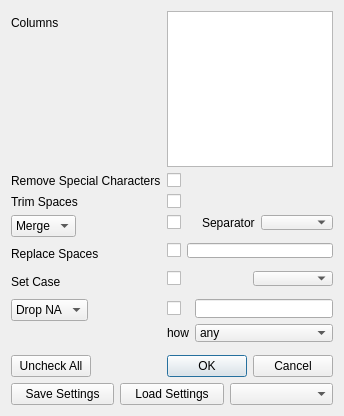
Qt form zeex/core/ui/actions/normalize.ui (zbarge/zeex) before a commit.
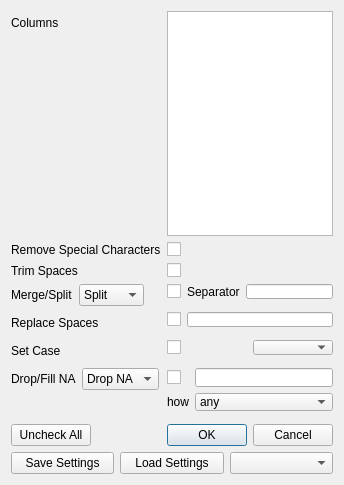
The same form after that commit. Custom widgets are drawn as their Qt base class.

Patch:
```diff
--- a/zeex/core/ui/actions/normalize.ui
+++ b/zeex/core/ui/actions/normalize.ui
@@ -7,7 +7,7 @@
     <x>0</x>
     <y>0</y>
     <width>326</width>
-    <height>416</height>
+    <height>485</height>
    </rect>
   </property>
   <property name="windowTitle">
@@ -48,25 +48,8 @@
        <item row="2" column="1">
         <widget class="QCheckBox" name="checkBoxTrimSpaces"/>
        </item>
-       <item row="3" column="0">
-        <widget class="QComboBox" name="comboBoxMergeOrSplit">
-         <item>
-          <property name="text">
-           <string>Merge</string>
-          </property>
-         </item>
-         <item>
-          <property name="text">
-           <string>Split</string>
-          </property>
-         </item>
-        </widget>
-       </item>
        <item row="3" column="1">
         <layout class="QGridLayout" name="gridLayout">
-         <item row="0" column="2">
-          <widget class="QComboBox" name="comboBoxMergeOrSplitSep"/>
-         </item>
          <item row="0" column="1">
           <widget class="QLabel" name="label">
            <property name="text">
@@ -77,6 +60,9 @@
          <item row="0" column="0">
           <widget class="QCheckBox" name="checkBoxMergeOrSplit"/>
          </item>
+         <item row="0" column="2">
+          <widget class="QLineEdit" name="lineEditMergeOrSplitSep"/>
+         </item>
         </layout>
        </item>
        <item row="4" column="0">
@@ -113,20 +99,6 @@
          </item>
         </layout>
        </item>
-       <item row="6" column="0">
-        <widget class="QComboBox" name="comboBoxDropFillNA">
-         <item>
-          <property name="text">
-           <string>Drop NA</string>
-          </property>
-         </item>
-         <item>
-          <property name="text">
-           <string>Fill NA</string>
-          </property>
-         </item>
-        </widget>
-       </item>
        <item row="6" column="1">
         <layout class="QGridLayout" name="gridLayout_4">
          <item row="0" column="1">
@@ -175,6 +147,62 @@
          </property>
         </widget>
        </item>
+       <item row="3" column="0">
+        <layout class="QGridLayout" name="gridLayout_6">
+         <property name="verticalSpacing">
+          <number>6</number>
+         </property>
+         <item row="0" column="0">
+          <widget class="QLabel" name="labelMergeOrSplit">
+           <property name="text">
+            <string>Merge/Split</string>
+           </property>
+          </widget>
+         </item>
+         <item row="0" column="1">
+          <widget class="QComboBox" name="comboBoxMergeOrSplit">
+           <item>
+            <property name="text">
+             <string>Split</string>
+            </property>
+           </item>
+           <item>
+            <property name="text">
+             <string>Merge</string>
+            </property>
+           </item>
+          </widget>
+         </item>
+        </layout>
+       </item>
+       <item row="6" column="0">
+        <layout class="QGridLayout" name="gridLayout_7">
+         <property name="verticalSpacing">
+          <number>6</number>
+         </property>
+         <item row="0" column="0">
+          <widget class="QLabel" name="labelDropFillNA">
+           <property name="text">
+            <string>Drop/Fill NA</string>
+           </property>
+          </widget>
+         </item>
+         <item row="0" column="1">
+          <widget class="QComboBox" name="comboBoxDropFillNA">
+           <item>
+            <property name="text">
+             <string>Drop NA</string>
+            </property>
+           </item>
+           <item>
+            <property name="text">
+             <string>Fill NA</string>
+            </property>
+           </item>
+          </widget>
+         </item>
+        </layout>
+       </item>
       </layout>
      </item>
      <item>
```
